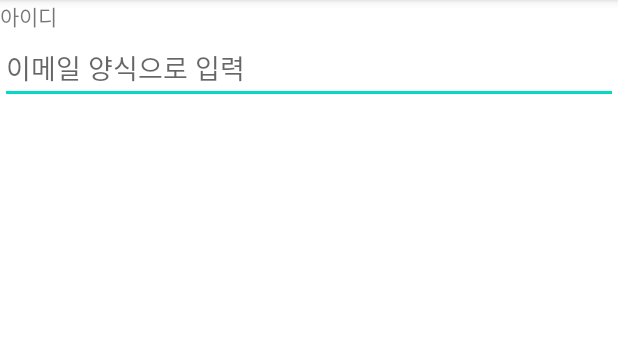
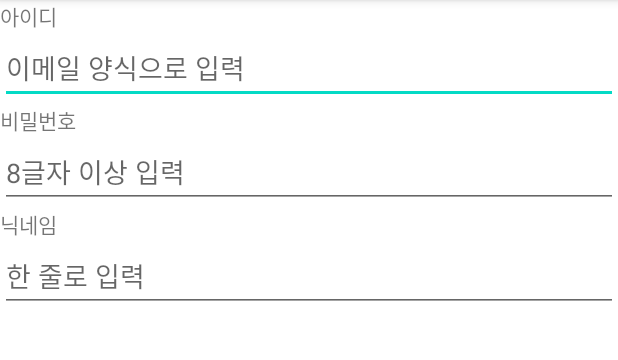
Before and after one commit to sonlucy/SignUpUIPractice_s0n, an Android app: the screen it shows after launch (MainActivity), on a phone screen of 412 x 824 dp, the part 84-444 px from its top. Run offline under Robolectric (Android 15) with nearby library versions, the phone set to English and light mode, and no system bars.

Commit message:
EditText 체험

```diff
--- a/app/src/main/res/layout/activity_main.xml
+++ b/app/src/main/res/layout/activity_main.xml
@@ -19,4 +19,29 @@
         android:inputType="textEmailAddress"/>
 
 
+    <TextView
+        android:layout_width="wrap_content"
+        android:layout_height="wrap_content"
+        android:text="비밀번호" />
+
+    <EditText
+        android:layout_width="match_parent"
+        android:layout_height="wrap_content"
+        android:hint="8글자 이상 입력"
+        android:inputType="textPassword"/>
+
+
+    <TextView
+        android:layout_width="wrap_content"
+        android:layout_height="wrap_content"
+        android:text="닉네임" />
+
+    <EditText
+        android:layout_width="match_parent"
+        android:layout_height="wrap_content"
+        android:hint="한 줄로 입력"
+        android:singleLine="true"
+        android:imeOptions="actionGo"
+        />
+
 </LinearLayout>
```
